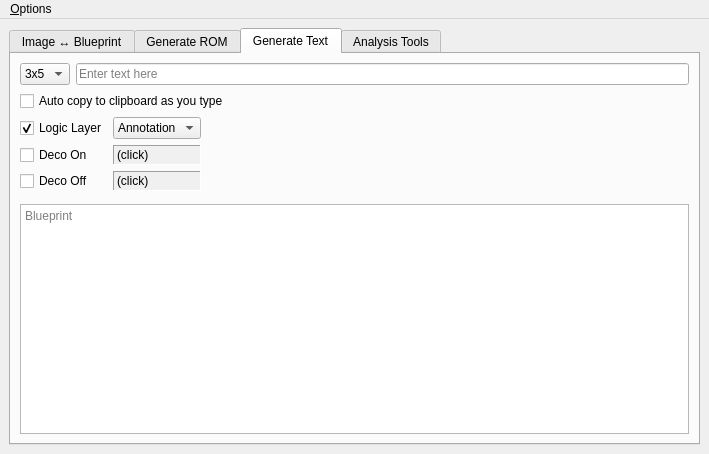
Old version of the form mainwindow.ui in the repository JC3/vcbtool.
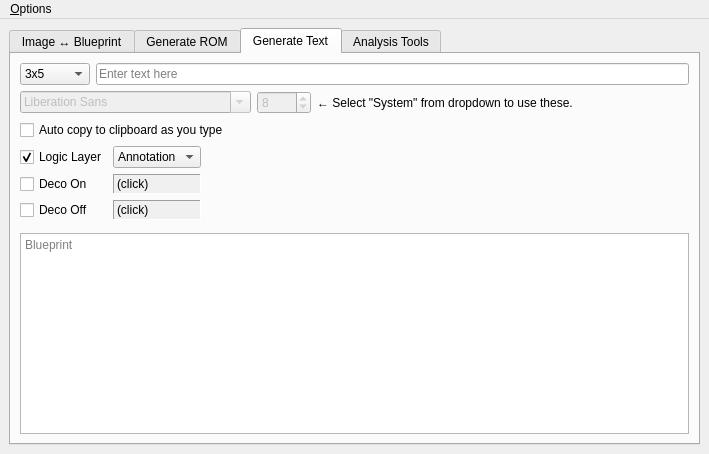
New version of the form. Custom widgets are drawn as their Qt base class.

Commit message:
wip: system fonts
currently thwarted by qt's inability to disable text antialiasing

Diff of the .ui file:
```diff
--- a/mainwindow.ui
+++ b/mainwindow.ui
@@ -358,7 +358,14 @@
         <string>Generate Text</string>
        </attribute>
        <layout class="QGridLayout" name="gridLayout_5">
-        <item row="2" column="0" colspan="2">
+        <item row="5" column="0" colspan="2">
+         <widget class="QPlainTextEdit" name="txtTextBP">
+          <property name="placeholderText">
+           <string>Blueprint</string>
+          </property>
+         </widget>
+        </item>
+        <item row="4" column="0" colspan="2">
          <layout class="QGridLayout" name="gridLayout_6">
           <property name="rightMargin">
            <number>7</number>
@@ -525,6 +532,13 @@
           </item>
          </layout>
         </item>
+        <item row="3" column="0" colspan="2">
+         <widget class="QCheckBox" name="chkTextAutoCopy">
+          <property name="text">
+           <string>Auto copy to clipboard as you type</string>
+          </property>
+         </widget>
+        </item>
         <item row="0" column="0">
          <widget class="QComboBox" name="cbTextFont">
           <item>
@@ -537,13 +551,11 @@
             <string>5x7</string>
            </property>
           </item>
-         </widget>
-        </item>
-        <item row="1" column="0" colspan="2">
-         <widget class="QCheckBox" name="chkTextAutoCopy">
-          <property name="text">
-           <string>Auto copy to clipboard as you type</string>
-          </property>
+          <item>
+           <property name="text">
+            <string>System</string>
+           </property>
+          </item>
          </widget>
         </item>
         <item row="0" column="1">
@@ -553,12 +565,52 @@
           </property>
          </widget>
         </item>
-        <item row="3" column="0" colspan="2">
-         <widget class="QPlainTextEdit" name="txtTextBP">
-          <property name="placeholderText">
-           <string>Blueprint</string>
-          </property>
-         </widget>
+        <item row="1" column="0" colspan="2">
+         <layout class="QHBoxLayout" name="horizontalLayout_5">
+          <item>
+           <widget class="QFontComboBox" name="cbTextSysFont">
+            <property name="enabled">
+             <bool>false</bool>
+            </property>
+           </widget>
+          </item>
+          <item>
+           <widget class="QSpinBox" name="spnTextSysFontHeight">
+            <property name="enabled">
+             <bool>false</bool>
+            </property>
+            <property name="minimum">
+             <number>3</number>
+            </property>
+            <property name="maximum">
+             <number>2048</number>
+            </property>
+            <property name="value">
+             <number>8</number>
+            </property>
+           </widget>
+          </item>
+          <item>
+           <widget class="QLabel" name="label_10">
+            <property name="text">
+             <string>← Select &quot;System&quot; from dropdown to use these.</string>
+            </property>
+           </widget>
+          </item>
+          <item>
+           <spacer name="horizontalSpacer_3">
+            <property name="orientation">
+             <enum>Qt::Horizontal</enum>
+            </property>
+            <property name="sizeHint" stdset="0">
+             <size>
+              <width>40</width>
+              <height>20</height>
+             </size>
+            </property>
+           </spacer>
+          </item>
+         </layout>
         </item>
        </layout>
       </widget>
```
The commit also changes 3 other files.
